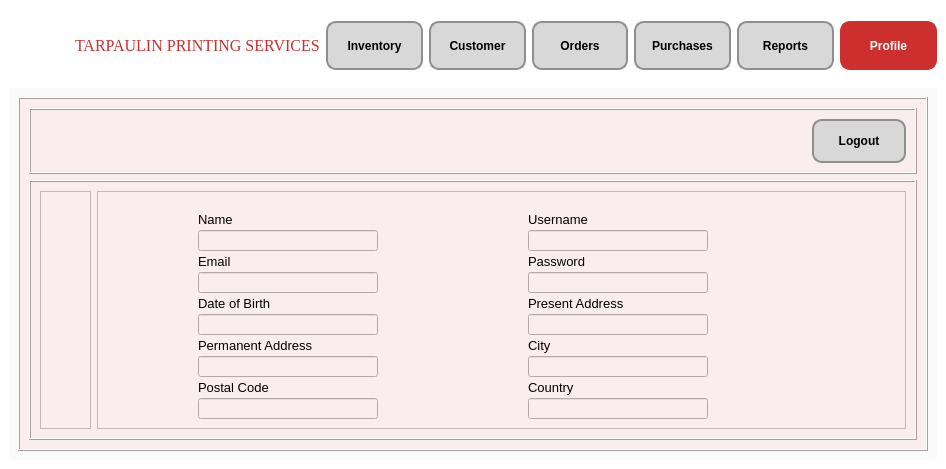
CMacan/MCAV-desktop-app, file Profile.ui: the form before one commit.
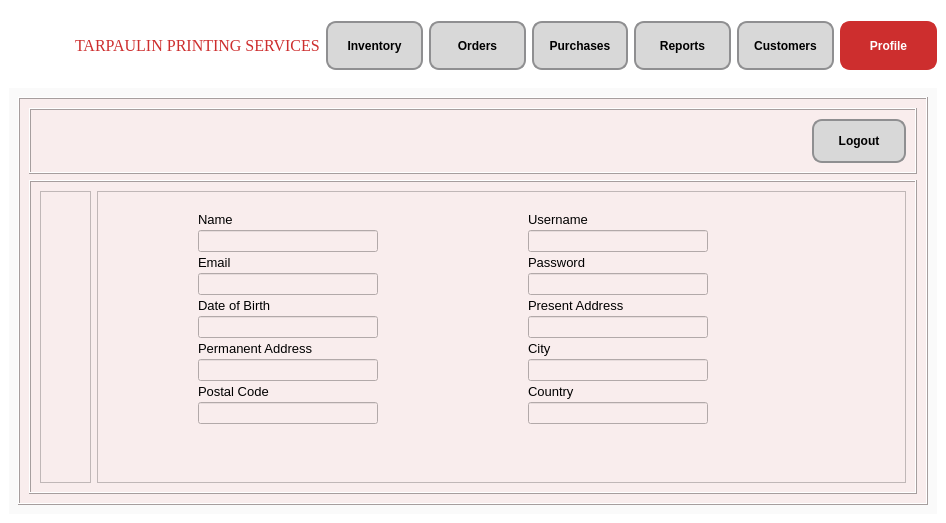
The form after the commit. Icons and pictures are not drawn.

The edit to the form file:
```diff
--- a/Profile.ui
+++ b/Profile.ui
@@ -7,7 +7,7 @@
     <x>0</x>
     <y>0</y>
     <width>946</width>
-    <height>469</height>
+    <height>523</height>
    </rect>
   </property>
   <property name="sizePolicy">
@@ -182,26 +182,6 @@
          </property>
         </widget>
        </item>
-       <item>
-        <widget class="QPushButton" name="Customer">
-         <property name="font">
-          <font>
-           <pointsize>-1</pointsize>
-           <weight>75</weight>
-           <bold>true</bold>
-          </font>
-         </property>
-         <property name="cursor">
-          <cursorShape>PointingHandCursor</cursorShape>
-         </property>
-         <property name="styleSheet">
-          <string notr="true">font-size:12px;</string>
-         </property>
-         <property name="text">
-          <string>Customer</string>
-         </property>
-        </widget>
-       </item>
        <item>
         <widget class="QPushButton" name="Order">
          <property name="font">
@@ -265,6 +245,26 @@
          </property>
         </widget>
        </item>
+       <item>
+        <widget class="QPushButton" name="Customer">
+         <property name="font">
+          <font>
+           <pointsize>-1</pointsize>
+           <weight>75</weight>
+           <bold>true</bold>
+          </font>
+         </property>
+         <property name="cursor">
+          <cursorShape>PointingHandCursor</cursorShape>
+         </property>
+         <property name="styleSheet">
+          <string notr="true">font-size:12px;</string>
+         </property>
+         <property name="text">
+          <string>Customers</string>
+         </property>
+        </widget>
+       </item>
        <item>
         <widget class="QPushButton" name="Profile">
          <property name="font">
```
